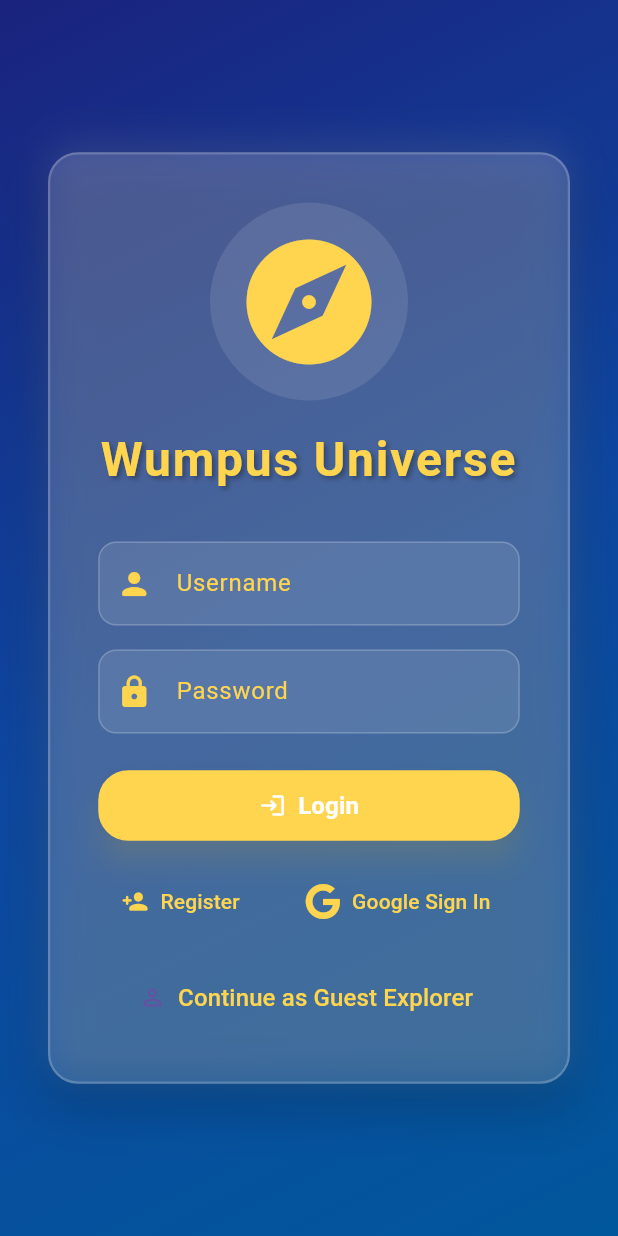
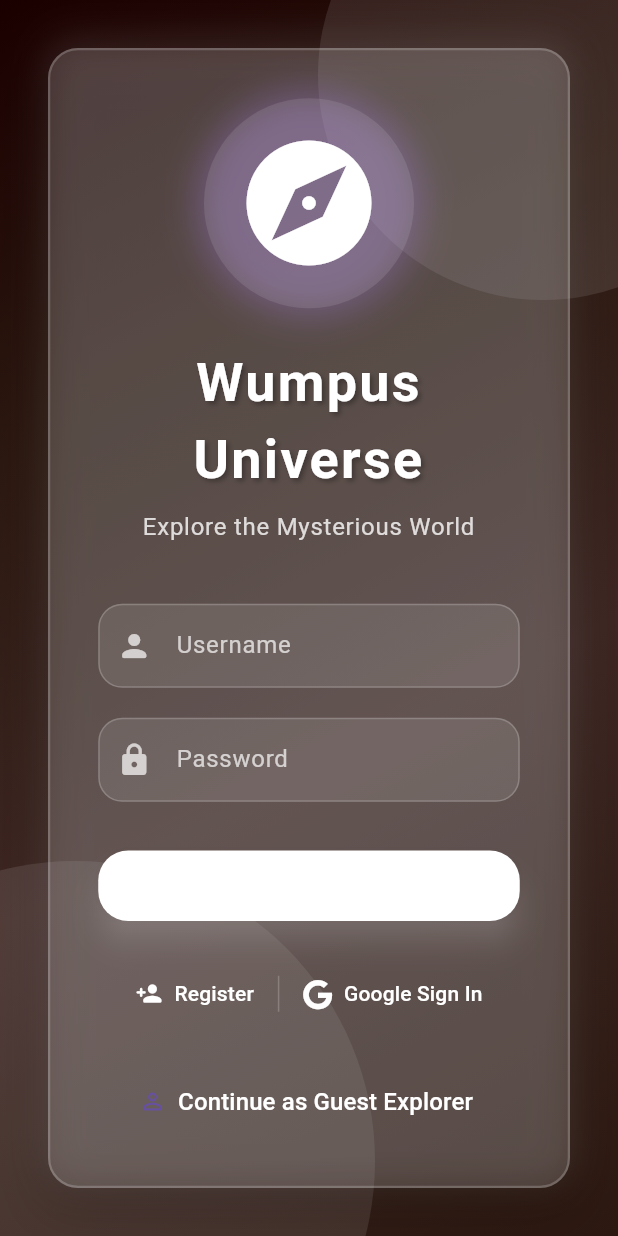
Before and after one commit to dbsmsen/wumpus-universe, a Flutter app: the screen it shows after launch, on a phone screen of 412 x 824 dp. Run offline on Flutter 3.47's test engine with Material 3 defaults, Android fonts, the phone set to English and light mode, and no system bars; our stand-ins replace cloud_firestore, firebase_auth, firebase_core, font_awesome_flutter, google_sign_in; accounts and stored records are empty.

Commit message:
updated login_screen.dart

```diff
--- a/lib/screens/login_screen.dart
+++ b/lib/screens/login_screen.dart
@@ -121,18 +121,47 @@ class _LoginScreenState extends State<LoginScreen>
         child: Container(
           width: double.infinity,
           height: double.infinity,
-          decoration: const BoxDecoration(
+          decoration: BoxDecoration(
             gradient: LinearGradient(
               begin: Alignment.topLeft,
               end: Alignment.bottomRight,
               colors: [
-                Color(0xFF1A237E), // Deep Indigo
-                Color(0xFF0D47A1), // Deep Blue
-                Color(0xFF01579B), // Light Blue
+                const Color(0xFF1B0000), // Deepest Brown
+                const Color(0xFF2C1810), // Very Deep Brown
+                const Color(0xFF3E2723), // Deep Brown
+                const Color(0xFF2C1810), // Very Deep Brown
               ],
+              stops: const [0.0, 0.3, 0.6, 1.0],
             ),
           ),
-          child: Center(
+          child: Stack(
+            children: [
+              // Background animated circles
+              Positioned(
+                top: -100,
+                right: -100,
+                child: Container(
+                  width: 300,
+                  height: 300,
+                  decoration: BoxDecoration(
+                    shape: BoxShape.circle,
+                    color: Colors.white.withOpacity(0.1),
+                  ),
+                ),
+              ),
+              Positioned(
+                bottom: -150,
+                left: -150,
+                child: Container(
+                  width: 400,
+                  height: 400,
+                  decoration: BoxDecoration(
+                    shape: BoxShape.circle,
+                    color: Colors.white.withOpacity(0.1),
+                  ),
+                ),
+              ),
+              Center(
                 child: SingleChildScrollView(
                   padding: const EdgeInsets.all(32),
                   child: FadeTransition(
@@ -150,26 +179,34 @@ class _LoginScreenState extends State<LoginScreen>
                                   Hero(
                                     tag: 'app_logo',
                                     child: Container(
-                                  padding: const EdgeInsets.all(16),
+                                      padding: const EdgeInsets.all(20),
                                       decoration: BoxDecoration(
                                         color: Colors.white.withOpacity(0.1),
                                         shape: BoxShape.circle,
+                                        boxShadow: [
+                                          BoxShadow(
+                                            color: Colors.deepPurpleAccent[100]!
+                                                .withOpacity(0.3),
+                                            blurRadius: 20,
+                                            spreadRadius: 5,
+                                          ),
+                                        ],
                                       ),
                                       child: Icon(
                                         Icons.explore_rounded,
                                         size: 100,
-                                    color: Colors.amber[300],
+                                        color: Colors.white,
                                       ),
                                     ),
                                   ),
-                              const SizedBox(height: 16),
+                                  const SizedBox(height: 24),
                                   Text(
                                     'Wumpus Universe',
                                     style: TextStyle(
-                                  fontSize: 32,
+                                      fontSize: 36,
                                       fontWeight: FontWeight.bold,
-                                  color: Colors.amber[300],
-                                  letterSpacing: 1.2,
+                                      color: Colors.white,
+                                      letterSpacing: 1.5,
                                       shadows: [
                                         Shadow(
                                           color: Colors.black.withOpacity(0.3),
@@ -180,42 +217,53 @@ class _LoginScreenState extends State<LoginScreen>
                                     ),
                                     textAlign: TextAlign.center,
                                   ),
+                                  const SizedBox(height: 8),
+                                  Text(
+                                    'Explore the Mysterious World',
+                                    style: TextStyle(
+                                      fontSize: 16,
+                                      color: Colors.white.withOpacity(0.8),
+                                      letterSpacing: 0.5,
+                                    ),
+                                    textAlign: TextAlign.center,
+                                  ),
                                 ],
                               ),
                             ),
-                        const SizedBox(height: 32),
+                            const SizedBox(height: 40),
                             // Username TextField
                             TextField(
                               controller: _usernameController,
                               style: const TextStyle(color: Colors.white),
                               decoration: InputDecoration(
                                 labelText: 'Username',
-                            labelStyle: TextStyle(color: Colors.amber[300]),
-                            prefixIcon: Icon(Icons.person_rounded,
-                                color: Colors.amber[300]),
+                                labelStyle:
+                                    const TextStyle(color: Colors.white70),
+                                prefixIcon: const Icon(Icons.person_rounded,
+                                    color: Colors.white70),
                                 filled: true,
                                 fillColor: Colors.white.withOpacity(0.1),
                                 border: OutlineInputBorder(
-                              borderRadius: BorderRadius.circular(12),
+                                  borderRadius: BorderRadius.circular(16),
                                   borderSide: BorderSide.none,
                                 ),
                                 enabledBorder: OutlineInputBorder(
-                              borderRadius: BorderRadius.circular(12),
+                                  borderRadius: BorderRadius.circular(16),
                                   borderSide: BorderSide(
                                     color: Colors.white.withOpacity(0.2),
                                     width: 1,
                                   ),
                                 ),
                                 focusedBorder: OutlineInputBorder(
-                              borderRadius: BorderRadius.circular(12),
+                                  borderRadius: BorderRadius.circular(16),
                                   borderSide: BorderSide(
-                                color: Colors.amber[300]!,
+                                    color: Colors.white,
                                     width: 2,
                                   ),
                                 ),
                               ),
                             ),
-                        const SizedBox(height: 16),
+                            const SizedBox(height: 20),
                             // Password TextField
                             TextField(
                               controller: _passwordController,
@@ -223,40 +271,41 @@ class _LoginScreenState extends State<LoginScreen>
                               style: const TextStyle(color: Colors.white),
                               decoration: InputDecoration(
                                 labelText: 'Password',
-                            labelStyle: TextStyle(color: Colors.amber[300]),
-                            prefixIcon: Icon(Icons.lock_rounded,
-                                color: Colors.amber[300]),
+                                labelStyle:
+                                    const TextStyle(color: Colors.white70),
+                                prefixIcon: const Icon(Icons.lock_rounded,
+                                    color: Colors.white70),
                                 filled: true,
                                 fillColor: Colors.white.withOpacity(0.1),
                                 border: OutlineInputBorder(
-                              borderRadius: BorderRadius.circular(12),
+                                  borderRadius: BorderRadius.circular(16),
                                   borderSide: BorderSide.none,
                                 ),
                                 enabledBorder: OutlineInputBorder(
-                              borderRadius: BorderRadius.circular(12),
+                                  borderRadius: BorderRadius.circular(16),
                                   borderSide: BorderSide(
                                     color: Colors.white.withOpacity(0.2),
                                     width: 1,
                                   ),
                                 ),
                                 focusedBorder: OutlineInputBorder(
-                              borderRadius: BorderRadius.circular(12),
+                                  borderRadius: BorderRadius.circular(16),
                                   borderSide: BorderSide(
-                                color: Colors.amber[300]!,
+                                    color: Colors.white,
                                     width: 2,
                                   ),
                                 ),
                               ),
                             ),
-                        const SizedBox(height: 24),
+                            const SizedBox(height: 32),
                             // Login Button
                             AnimatedButton(
                               onPressed: _login,
                               text: 'Login',
                               icon: Icons.login_rounded,
-                          color: Colors.amber[300]!,
+                              color: Colors.white,
                             ),
-                        const SizedBox(height: 16),
+                            const SizedBox(height: 24),
                             // Alternative Login Options
                             Row(
                               mainAxisAlignment: MainAxisAlignment.center,
@@ -271,26 +320,34 @@ class _LoginScreenState extends State<LoginScreen>
                                     );
                                   },
                                   style: TextButton.styleFrom(
-                                foregroundColor: Colors.amber[300],
+                                    foregroundColor: Colors.white,
+                                    padding: const EdgeInsets.symmetric(
+                                        horizontal: 16, vertical: 8),
                                   ),
                                   icon: const Icon(Icons.person_add_rounded),
                                   label: const Text('Register'),
                                 ),
-                            const SizedBox(width: 16),
+                                Container(
+                                  width: 1,
+                                  height: 24,
+                                  color: Colors.white.withOpacity(0.2),
+                                ),
                                 TextButton.icon(
                                   onPressed: _signInWithGoogle,
                                   style: TextButton.styleFrom(
-                                foregroundColor: Colors.amber[300],
+                                    foregroundColor: Colors.white,
+                                    padding: const EdgeInsets.symmetric(
+                                        horizontal: 16, vertical: 8),
                                   ),
                                   icon: const FaIcon(
                                     FontAwesomeIcons.google,
-                                size: 24,
+                                    size: 20,
                                   ),
                                   label: const Text('Google Sign In'),
                                 ),
                               ],
                             ),
-                        const SizedBox(height: 16),
+                            const SizedBox(height: 24),
                             // Guest Sign-In
                             Center(
                               child: TextButton.icon(
@@ -299,7 +356,7 @@ class _LoginScreenState extends State<LoginScreen>
                                 label: Text(
                                   'Continue as Guest Explorer',
                                   style: TextStyle(
-                                color: Colors.amber[300],
+                                    color: Colors.white,
                                     fontSize: 16,
                                   ),
                                 ),
@@ -312,6 +369,8 @@ class _LoginScreenState extends State<LoginScreen>
                   ),
                 ),
               ),
+            ],
+          ),
         ),
       ),
     );
```
Lines whose indentation alone changed are shown as unchanged.
